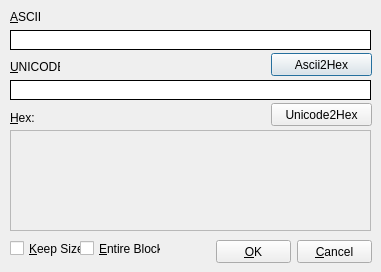
Qt form src/gui/Src/Gui/HexEditDialog.ui (x64dbg/x64dbg) before a commit.
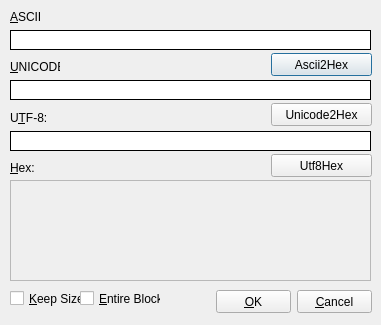
The same form after that commit. Icons and pictures are not drawn.

Commit message: add HexEditDialog support utf8, ascii

```diff
--- a/src/gui/Src/Gui/HexEditDialog.ui
+++ b/src/gui/Src/Gui/HexEditDialog.ui
@@ -7,7 +7,7 @@
     <x>0</x>
     <y>0</y>
     <width>381</width>
-    <height>272</height>
+    <height>325</height>
    </rect>
   </property>
   <property name="windowTitle">
@@ -21,7 +21,7 @@
    <property name="geometry">
     <rect>
      <x>10</x>
-     <y>130</y>
+     <y>180</y>
      <width>361</width>
      <height>101</height>
     </rect>
@@ -126,7 +126,7 @@
    <property name="geometry">
     <rect>
      <x>10</x>
-     <y>110</y>
+     <y>160</y>
      <width>31</width>
      <height>16</height>
     </rect>
@@ -168,7 +168,7 @@
    <property name="geometry">
     <rect>
      <x>216</x>
-     <y>240</y>
+     <y>290</y>
      <width>75</width>
      <height>23</height>
     </rect>
@@ -181,7 +181,7 @@
    <property name="geometry">
     <rect>
      <x>297</x>
-     <y>240</y>
+     <y>290</y>
      <width>75</width>
      <height>23</height>
     </rect>
@@ -194,7 +194,7 @@
    <property name="geometry">
     <rect>
      <x>10</x>
-     <y>240</y>
+     <y>290</y>
      <width>71</width>
      <height>17</height>
     </rect>
@@ -207,7 +207,7 @@
    <property name="geometry">
     <rect>
      <x>80</x>
-     <y>240</y>
+     <y>290</y>
      <width>81</width>
      <height>17</height>
     </rect>
@@ -216,6 +216,57 @@
     <string>&amp;Entire Block</string>
    </property>
   </widget>
+  <widget class="QLineEdit" name="lineEditUtf8">
+   <property name="geometry">
+    <rect>
+     <x>10</x>
+     <y>131</y>
+     <width>361</width>
+     <height>20</height>
+    </rect>
+   </property>
+   <property name="styleSheet">
+    <string notr="true">QLineEdit {border-style: outset; border-width: 1px; border-color: black}</string>
+   </property>
+   <property name="inputMask">
+    <string/>
+   </property>
+   <property name="maxLength">
+    <number>32767</number>
+   </property>
+   <property name="frame">
+    <bool>false</bool>
+   </property>
+  </widget>
+  <widget class="QPushButton" name="btnUtf8Hex">
+   <property name="geometry">
+    <rect>
+     <x>271</x>
+     <y>154</y>
+     <width>101</width>
+     <height>23</height>
+    </rect>
+   </property>
+   <property name="text">
+    <string>Utf8Hex</string>
+   </property>
+  </widget>
+  <widget class="QLabel" name="labelUtf8">
+   <property name="geometry">
+    <rect>
+     <x>10</x>
+     <y>110</y>
+     <width>50</width>
+     <height>16</height>
+    </rect>
+   </property>
+   <property name="text">
+    <string>U&amp;TF-8:</string>
+   </property>
+   <property name="buddy">
+    <cstring>lineEditUnicode</cstring>
+   </property>
+  </widget>
  </widget>
  <tabstops>
   <tabstop>lineEditAscii</tabstop>
```
The commit also changes 15 other files.
